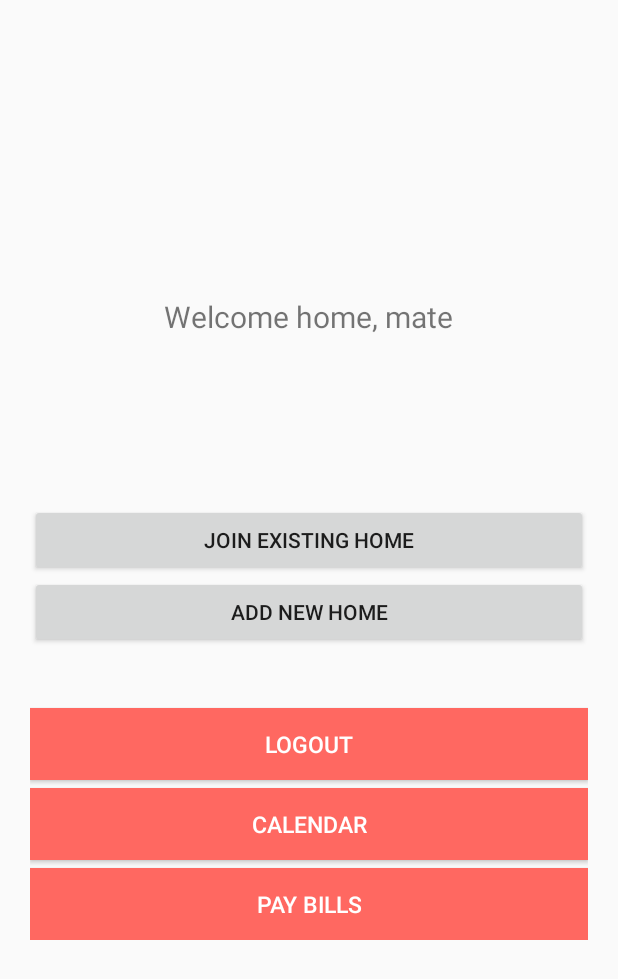
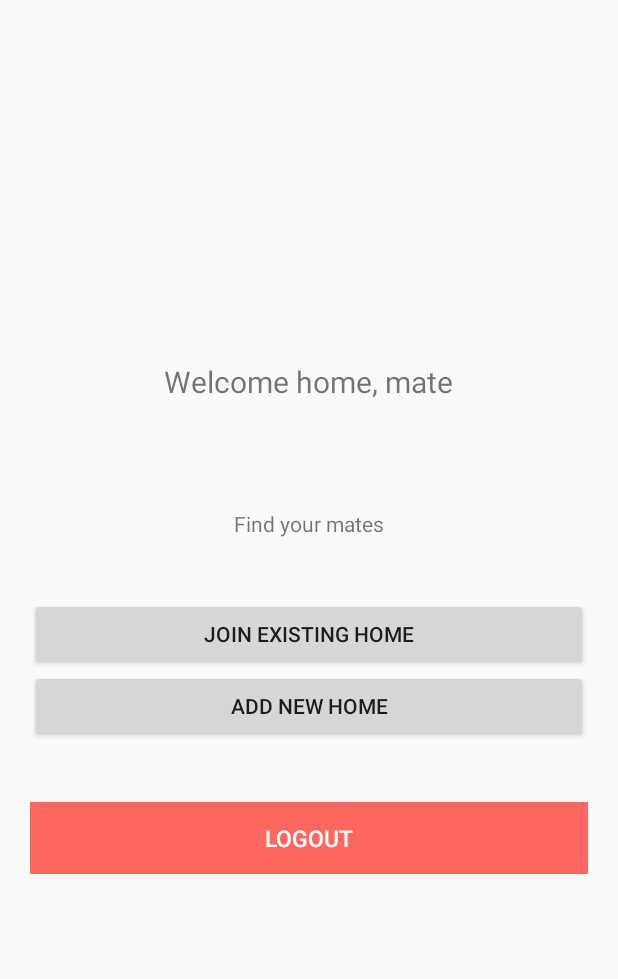
Before and after one commit to ceeyendeewhy/Mate, an Android app: the MainActivity screen opened directly, with no data from a screen before it, on a phone screen of 412 x 824 dp. Shown: the top 979 px of the screen. Run offline under Robolectric (Android 15) with nearby library versions, the phone set to English and light mode, and no system bars; 1 statement that could not run was skipped.

```diff
--- a/app/src/main/java/cindyliu96/test/MainActivity.java
+++ b/app/src/main/java/cindyliu96/test/MainActivity.java
@@ -110,10 +110,13 @@ import cindyliu96.test.SessionManager;
 import java.util.HashMap;
 
 import android.app.Activity;
+import android.app.Dialog;
+import android.content.Context;
 import android.content.Intent;
 import android.os.Bundle;
 import android.view.View;
 import android.widget.Button;
+import android.widget.EditText;
 import android.widget.TextView;
 
 public class MainActivity extends Activity {
@@ -127,17 +130,21 @@ public class MainActivity extends Activity {
     private SQLiteHandler db;
     private SessionManager session;
 
+    private Dialog dialog;
+    private Button addNewHome;
+    private Button joinHome;
+    private Button submitButton;
+    private Button cancelButton;
+    private Context context = this;
     @Override
     protected void onCreate(Bundle savedInstanceState) {
         super.onCreate(savedInstanceState);
-        setContentView(R.layout.activity_main);
-
-        txtName = (TextView) findViewById(R.id.name);
-        txtEmail = (TextView) findViewById(R.id.email);
-        btnLogout = (Button) findViewById(R.id.btnLogout);
 
         // SqLite database handler
         db = new SQLiteHandler(getApplicationContext());
+
+        //delete database
+        //db.deleteUsers();
 
         // session manager
         session = new SessionManager(getApplicationContext());
@@ -149,17 +156,46 @@ public class MainActivity extends Activity {
         // Fetching user details from sqlite
         user = db.getUserDetails();
 
-        String name = user.get("name");
-        String email = user.get("email");
-
         //if the user does not already have a group, prompt the user to add to a group or create a new group
         if (user.get("group") == null) {
             System.out.println("THE USER DOES NOT BELONG TO A GROUP YET");
             //ask the user to either join an existing group or make a new one
+            //I will display the two options
+            setContentView(R.layout.edit_home);
+            joinHome = (Button) findViewById(R.id.joinExistingHome);
+            addNewHome = (Button) findViewById(R.id.createNewHome);
+
+            joinHome.setOnClickListener(new View.OnClickListener() {
+                @Override
+                public void onClick(View v) {
+                    joinExistingHome();
+                }
+            });
+
+            addNewHome.setOnClickListener(new View.OnClickListener() {
+                @Override
+                public void onClick(View v) {
+                    addHome();
+                }
+            });
         }
         if (user.get("group") != null) {
+            System.out.println("The user already belongs to a group");
+            //set to home screen layout
+            setContentView(R.layout.activity_main);
+        }
 
-        }
+
+        txtName = (TextView) findViewById(R.id.name);
+        txtEmail = (TextView) findViewById(R.id.email);
+        btnLogout = (Button) findViewById(R.id.btnLogout);
+
+
+
+        String name = user.get("name");
+        String email = user.get("email");
+
+
 
         // Displaying the user details on the screen
         txtName.setText(name);
@@ -171,6 +207,55 @@ public class MainActivity extends Activity {
             @Override
             public void onClick(View v) {
                 logoutUser();
+            }
+        });
+    }
+
+    public void addHome() {
+        //make a new dialog popup and user can enter a new group name.
+        dialog = new Dialog(context);
+        dialog.setContentView(R.layout.set_home_dialog);
+        dialog.setTitle("Add a new home");
+        dialog.show();
+
+        cancelButton = (Button) dialog.findViewById(R.id.cancel);
+        cancelButton.setOnClickListener(new View.OnClickListener() {
+            @Override
+            public void onClick(View v) {
+                dialog.dismiss();
+            }
+        });
+        submitButton = (Button) dialog.findViewById(R.id.submitEvent);
+        submitButton.setOnClickListener(new View.OnClickListener() {
+            @Override
+            public void onClick(View v) {
+
+                dialog.dismiss();
+            }
+        });
+    }
+
+    public void joinExistingHome() {
+        //new dialog appears and prompt user to enter existing group name
+        //make a new dialog popup and user can enter a new group name.
+        dialog = new Dialog(context);
+        dialog.setContentView(R.layout.set_home_dialog);
+        dialog.setTitle("Enter existing home");
+        dialog.show();
+
+        cancelButton = (Button) dialog.findViewById(R.id.cancel);
+        cancelButton.setOnClickListener(new View.OnClickListener() {
+            @Override
+            public void onClick(View v) {
+                dialog.dismiss();
+            }
+        });
+        submitButton = (Button) dialog.findViewById(R.id.submitEvent);
+        submitButton.setOnClickListener(new View.OnClickListener() {
+            @Override
+            public void onClick(View v) {
+
+                dialog.dismiss();
             }
         });
     }
--- a/app/src/main/java/cindyliu96/test/SQLiteHandler.java
+++ b/app/src/main/java/cindyliu96/test/SQLiteHandler.java
@@ -28,6 +28,7 @@ public class SQLiteHandler extends SQLiteOpenHelper {
     private static final String KEY_ID = "id";
     private static final String KEY_NAME = "name";
     private static final String KEY_EMAIL = "email";
+    private static final String KEY_GROUP = "user_group";
     private static final String KEY_UID = "uid";
     private static final String KEY_CREATED_AT = "created_at";
 
@@ -40,8 +41,8 @@ public class SQLiteHandler extends SQLiteOpenHelper {
     public void onCreate(SQLiteDatabase db) {
         String CREATE_LOGIN_TABLE = "CREATE TABLE " + TABLE_LOGIN + "("
                 + KEY_ID + " INTEGER PRIMARY KEY," + KEY_NAME + " TEXT,"
-                + KEY_EMAIL + " TEXT UNIQUE," + KEY_UID + " TEXT,"
-                + KEY_CREATED_AT + " TEXT" + ")";
+                + KEY_EMAIL + " TEXT UNIQUE," + KEY_GROUP + " TEXT," +
+                KEY_UID + " TEXT," + KEY_CREATED_AT + " TEXT" + ")";
         db.execSQL(CREATE_LOGIN_TABLE);
 
         Log.d(TAG, "Database tables created");
@@ -60,13 +61,15 @@ public class SQLiteHandler extends SQLiteOpenHelper {
     /**
      * Storing user details in database
      * */
-    public void addUser(String name, String email, String uid, String created_at) {
+    public void addUser(String name, String email, String group, String uid, String created_at) {
         SQLiteDatabase db = this.getWritableDatabase();
 
         ContentValues values = new ContentValues();
         values.put(KEY_NAME, name); // Name
         values.put(KEY_EMAIL, email); // Email
-        values.put(KEY_UID, uid); // Email
+        values.put(KEY_GROUP, group);
+        System.out.println("The group is: " + group);
+        values.put(KEY_UID, uid);
         values.put(KEY_CREATED_AT, created_at); // Created At
 
         // Inserting Row
@@ -90,8 +93,9 @@ public class SQLiteHandler extends SQLiteOpenHelper {
         if (cursor.getCount() > 0) {
             user.put("name", cursor.getString(1));
             user.put("email", cursor.getString(2));
-            user.put("uid", cursor.getString(3));
-            user.put("created_at", cursor.getString(4));
+            user.put("user_group", cursor.getString(3));
+            user.put("uid", cursor.getString(4));
+            user.put("created_at", cursor.getString(5));
         }
         cursor.close();
         db.close();
--- /dev/null
+++ b/app/src/main/res/layout/edit_home.xml
@@ -0,0 +1,138 @@
+<!--<LinearLayout xmlns:android="http://schemas.android.com/apk/res/android"-->
+<!--xmlns:tools="http://schemas.android.com/tools"-->
+<!--android:layout_width="match_parent"-->
+<!--android:layout_height="match_parent"-->
+<!--android:orientation="vertical">-->
+
+<!--&lt;!&ndash;<DatePicker&ndash;&gt;-->
+<!--&lt;!&ndash;android:datePickerMode="spinner"&ndash;&gt;-->
+<!--&lt;!&ndash;android:calendarViewShown="false"&ndash;&gt;-->
+<!--&lt;!&ndash;android:id="@+id/date_picker"&ndash;&gt;-->
+<!--&lt;!&ndash;android:layout_width="wrap_content"&ndash;&gt;-->
+<!--&lt;!&ndash;android:layout_height="wrap_content">&ndash;&gt;-->
+<!--&lt;!&ndash;</DatePicker>&ndash;&gt;-->
+
+<!--<EditText-->
+<!--android:id="@+id/enter_name"-->
+<!--android:layout_width="250dp"-->
+<!--android:layout_height="wrap_content"-->
+<!--android:hint="@string/enter_name"-->
+<!--android:layout_gravity="center"/>-->
+
+<!--<EditText-->
+<!--android:id="@+id/enter_nickname"-->
+<!--android:layout_width="@dimen/edit_text_width"-->
+<!--android:layout_height="wrap_content"-->
+<!--android:hint="@string/enter_nickname"-->
+<!--android:layout_gravity="center"-->
+<!--/>-->
+
+<!--<EditText-->
+<!--android:id="@+id/enter_birthday"-->
+<!--android:layout_gravity="center"-->
+<!--android:layout_width="@dimen/edit_text_width"-->
+<!--android:layout_height="wrap_content"-->
+<!--android:hint="@string/enter_birthday"/>-->
+
+
+<!--<LinearLayout-->
+<!--android:layout_width="wrap_content"-->
+<!--android:layout_height="wrap_content"-->
+<!--android:orientation="horizontal">-->
+
+<!--<Button-->
+<!--android:id="@+id/addBtn"-->
+<!--android:layout_width="wrap_content"-->
+<!--android:layout_height="wrap_content"-->
+<!--android:text="@string/add_new_home"-->
+<!--android:onClick="addUser"/>-->
+
+<!--<Button-->
+<!--android:id="@+id/joinBtn"-->
+<!--android:layout_width="wrap_content"-->
+<!--android:layout_height="wrap_content"-->
+<!--android:text="@string/join_existing_home"/>-->
+
+<!--</LinearLayout>-->
+
+<!--<Button-->
+<!--android:id="@+id/calendar"-->
+<!--android:layout_width="wrap_content"-->
+<!--android:layout_height="wrap_content"-->
+<!--android:onClick="goToCalendar"-->
+<!--android:text="Calendar"/>-->
+
+<!--<ListView-->
+<!--android:id="@android:id/list"-->
+<!--android:layout_width="match_parent"-->
+<!--android:layout_height="wrap_content"-->
+<!--android:layout_below="@+id/joinBtn">-->
+<!--</ListView>-->
+<!--</LinearLayout>-->
+<RelativeLayout xmlns:android="http://schemas.android.com/apk/res/android"
+    xmlns:tools="http://schemas.android.com/tools"
+    android:layout_width="match_parent"
+    android:layout_height="match_parent"
+    tools:context="${relativePackage}.${activityClass}" >
+
+    <LinearLayout
+        android:layout_width="fill_parent"
+        android:layout_height="wrap_content"
+        android:layout_centerInParent="true"
+        android:layout_marginLeft="20dp"
+        android:layout_marginRight="20dp"
+        android:gravity="center"
+        android:orientation="vertical" >
+
+        <TextView
+            android:layout_width="wrap_content"
+            android:layout_height="wrap_content"
+            android:text="@string/welcome"
+            android:textSize="20dp" />
+
+        <TextView
+            android:id="@+id/name"
+            android:layout_width="wrap_content"
+            android:layout_height="wrap_content"
+            android:padding="10dp"
+            android:textColor="@color/lbl_name"
+            android:textSize="24dp" />
+
+        <TextView
+            android:id="@+id/email"
+            android:layout_width="wrap_content"
+            android:layout_height="wrap_content"
+            android:textSize="13dp" />
+
+        <TextView
+            android:text="@string/findMates"
+            android:layout_width="wrap_content"
+            android:layout_height="wrap_content" />
+
+        <Button
+            android:id="@+id/joinExistingHome"
+            android:layout_marginTop="40dp"
+            android:layout_width="fill_parent"
+            android:layout_height="wrap_content"
+            android:text="@string/join_existing_home"/>
+
+        <Button
+            android:id="@+id/createNewHome"
+            android:layout_width="fill_parent"
+            android:layout_height="wrap_content"
+            android:text="@string/add_new_home"/>
+
+        <Button
+            android:id="@+id/btnLogout"
+            android:layout_width="fill_parent"
+            android:layout_height="wrap_content"
+            android:layout_marginTop="40dip"
+            android:background="@color/btn_logut_bg"
+            android:text="@string/btn_logout"
+            android:textAllCaps="false"
+            android:textColor="@color/white"
+            android:textSize="15dp" />
+
+    </LinearLayout>
+
+</RelativeLayout>
--- a/app/src/main/res/values/strings.xml
+++ b/app/src/main/res/values/strings.xml
@@ -16,7 +16,7 @@
     <string name="submit">Submit</string>
 
 
-
+    <string name="findMates">Find your mates</string>
     <string name="hint_email">Email</string>
     <string name="hint_password">Password</string>
     <string name="hint_name">Fullname</string>
```
Also changed, not shown: app/src/main/java/cindyliu96/test/LoginActivity.java (+4 -1 lines), app/src/main/java/cindyliu96/test/RegisterActivity.java (+4 -1 lines), app/src/main/res/layout/set_home_dialog.xml (added, +27 -0 lines), 333 other files.
